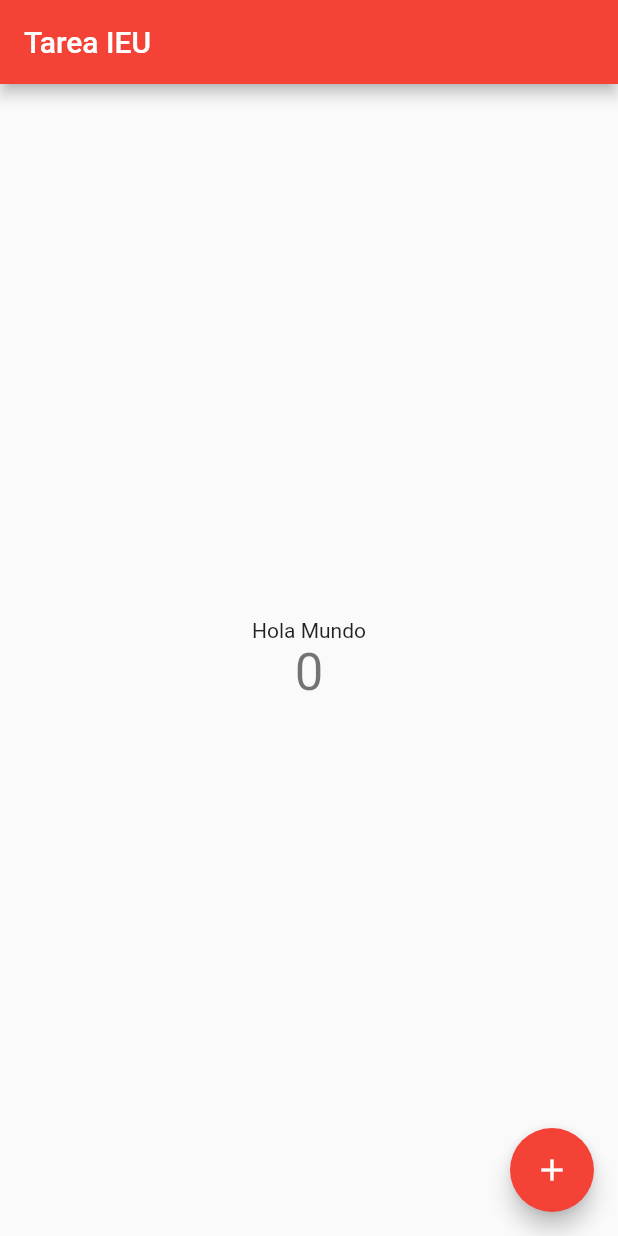
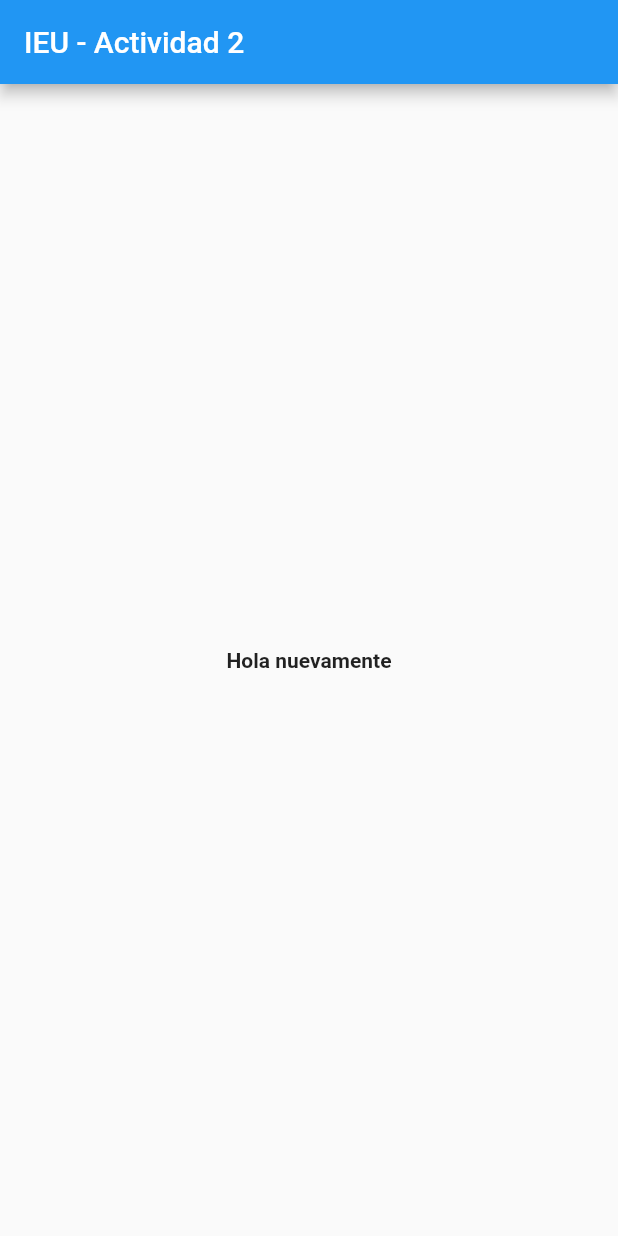
Before and after one commit to fidelvo/proyecto, a Flutter app: the screen it shows after launch, on a phone screen of 412 x 824 dp. Run offline on Flutter 3.47's test engine with Material 2 defaults, Android fonts, the phone set to English and light mode, and no system bars.

Commit message:
Edición del archivo main

```diff
--- a/lib/main.dart
+++ b/lib/main.dart
@@ -1,117 +1,24 @@
 import 'package:flutter/material.dart';
 
 void main() {
-  runApp(MyApp());
+  runApp(MaterialApp(
+    title: 'Mi primera aplicación',
+    home: Scaffold(
+      appBar: AppBar(
+        title: Text('IEU - Actividad 2'),
+      ),
+      body: Container(
+        child: Center(
+          child: Text(
+            saludo(),
+            style: TextStyle(fontWeight:FontWeight.bold)
+          ),
+        ),
+      ),
+    ),
+  ));
 }
 
-class MyApp extends StatelessWidget {
-  // This widget is the root of your application.
-  @override
-  Widget build(BuildContext context) {
-    return MaterialApp(
-      title: 'Flutter Demo',
-      theme: ThemeData(
-        // This is the theme of your application.
-        //
-        // Try running your application with "flutter run". You'll see the
-        // application has a blue toolbar. Then, without quitting the app, try
-        // changing the primarySwatch below to Colors.green and then invoke
-        // "hot reload" (press "r" in the console where you ran "flutter run",
-        // or simply save your changes to "hot reload" in a Flutter IDE).
-        // Notice that the counter didn't reset back to zero; the application
-        // is not restarted.
-        primarySwatch: Colors.red,
-        // This makes the visual density adapt to the platform that you run
-        // the app on. For desktop platforms, the controls will be smaller and
-        // closer together (more dense) than on mobile platforms.
-        visualDensity: VisualDensity.adaptivePlatformDensity,
-      ),
-      home: MyHomePage(title: 'Tarea IEU'),
-    );
-  }
+String saludo() {
+  return 'Hola nuevamente';
 }
-
-class MyHomePage extends StatefulWidget {
-  MyHomePage({Key key, this.title}) : super(key: key);
-
-  // This widget is the home page of your application. It is stateful, meaning
-  // that it has a State object (defined below) that contains fields that affect
-  // how it looks.
-
-  // This class is the configuration for the state. It holds the values (in this
-  // case the title) provided by the parent (in this case the App widget) and
-  // used by the build method of the State. Fields in a Widget subclass are
-  // always marked "final".
-
-  final String title;
-
-  @override
-  _MyHomePageState createState() => _MyHomePageState();
-}
-
-class _MyHomePageState extends State<MyHomePage> {
-  int _counter = 0;
-
-  void _incrementCounter() {
-    setState(() {
-      // This call to setState tells the Flutter framework that something has
-      // changed in this State, which causes it to rerun the build method below
-      // so that the display can reflect the updated values. If we changed
-      // _counter without calling setState(), then the build method would not be
-      // called again, and so nothing would appear to happen.
-      _counter++;
-    });
-  }
-
-  @override
-  Widget build(BuildContext context) {
-    // This method is rerun every time setState is called, for instance as done
-    // by the _incrementCounter method above.
-    //
-    // The Flutter framework has been optimized to make rerunning build methods
-    // fast, so that you can just rebuild anything that needs updating rather
-    // than having to individually change instances of widgets.
-    return Scaffold(
-      appBar: AppBar(
-        // Here we take the value from the MyHomePage object that was created by
-        // the App.build method, and use it to set our appbar title.
-        title: Text(widget.title),
-      ),
-      body: Center(
-        // Center is a layout widget. It takes a single child and positions it
-        // in the middle of the parent.
-        child: Column(
-          // Column is also a layout widget. It takes a list of children and
-          // arranges them vertically. By default, it sizes itself to fit its
-          // children horizontally, and tries to be as tall as its parent.
-          //
-          // Invoke "debug painting" (press "p" in the console, choose the
-          // "Toggle Debug Paint" action from the Flutter Inspector in Android
-          // Studio, or the "Toggle Debug Paint" command in Visual Studio Code)
-          // to see the wireframe for each widget.
-          //
-          // Column has various properties to control how it sizes itself and
-          // how it positions its children. Here we use mainAxisAlignment to
-          // center the children vertically; the main axis here is the vertical
-          // axis because Columns are vertical (the cross axis would be
-          // horizontal).
-          mainAxisAlignment: MainAxisAlignment.center,
-          children: <Widget>[
-            Text(
-              'Hola Mundo',
-            ),
-            Text(
-              '$_counter',
-              style: Theme.of(context).textTheme.headline4,
-            ),
-          ],
-        ),
-      ),
-      floatingActionButton: FloatingActionButton(
-        onPressed: _incrementCounter,
-        tooltip: 'Increment',
-        child: Icon(Icons.add),
-      ), // This trailing comma makes auto-formatting nicer for build methods.
-    );
-  }
-}
```
Also changed, not shown: 1 other file.
